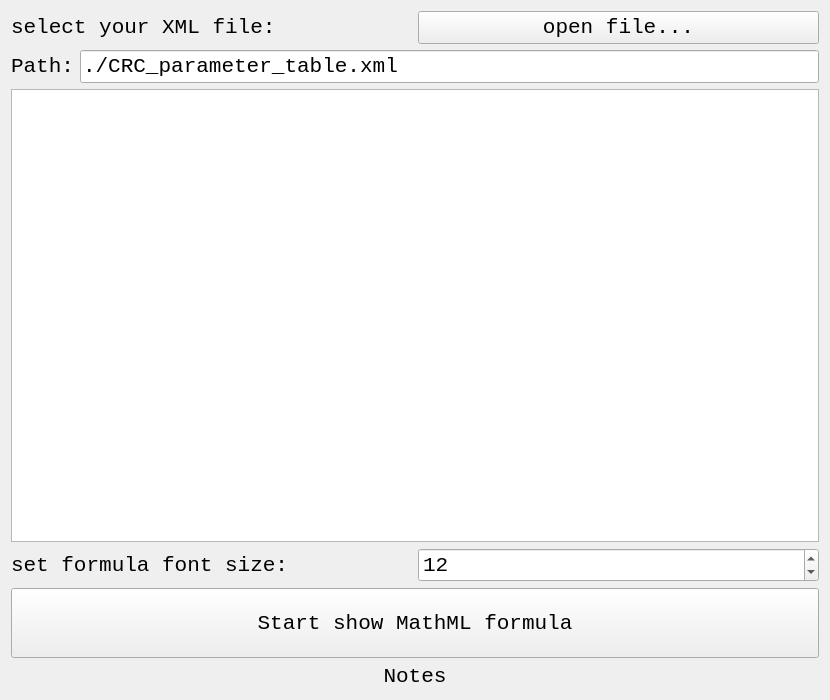
Taiga233/MathML_Tools, file source_code/tools_widget.ui: the form before one commit.
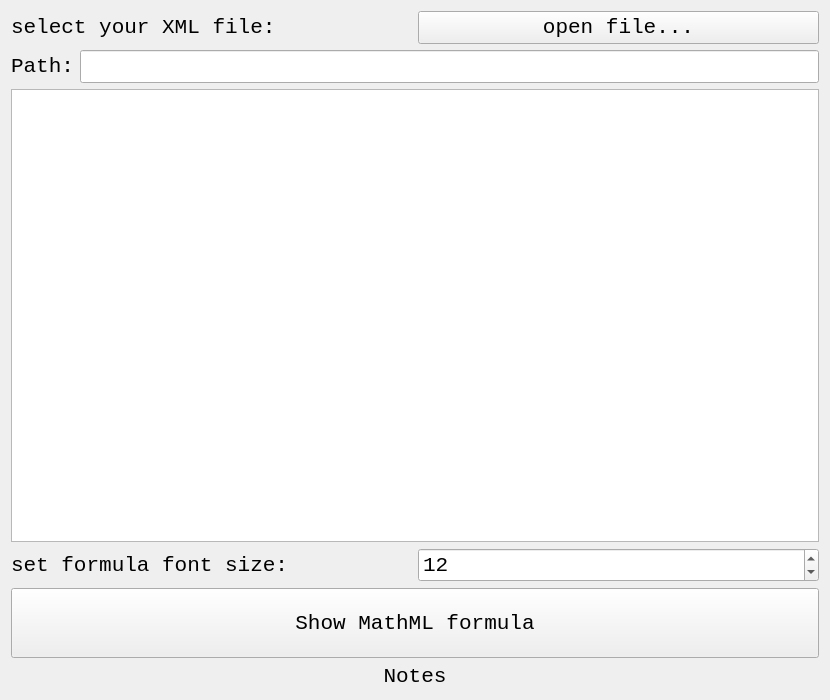
The form after the commit.

Commit message: add MathML example xml.

Patch:
```diff
--- a/source_code/tools_widget.ui
+++ b/source_code/tools_widget.ui
@@ -50,7 +50,7 @@
      <item>
       <widget class="QLineEdit" name="lineEdit">
        <property name="text">
-        <string>./CRC_parameter_table.xml</string>
+        <string/>
        </property>
       </widget>
      </item>
@@ -99,7 +99,7 @@
       </size>
      </property>
      <property name="text">
-      <string>Start show MathML formula</string>
+      <string>Show MathML formula</string>
      </property>
     </widget>
    </item>
```
Left out of the diff: 4 changed lines with no effect on the pictures. The commit also changes 19 other files.
